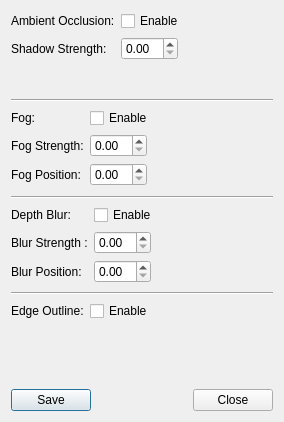
OpenChemistry/avogadroapp, file avogadro/renderingdialog.ui: the form before one commit.
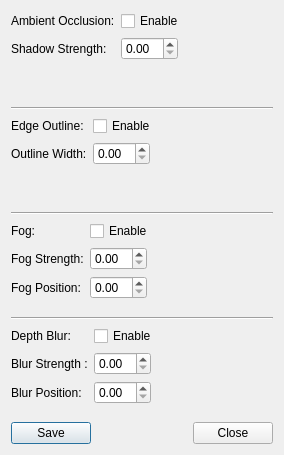
The form after the commit.

Commit message:
Add an outline width control to the rendering dialog
Follows the avogadrolibs change that gives edge strengths above 1.0 a
real meaning: the value is now the outline's half-width in pixels rather
than a darkness that saturates at 1.0.

renderingdialog.cpp and .h had never been run through clang-format, so
the pre-commit hook reformatted both; that is most of the diff here.

What changed in the file:
```diff
--- a/avogadro/renderingdialog.ui
+++ b/avogadro/renderingdialog.ui
@@ -7,7 +7,7 @@
     <x>0</x>
     <y>0</y>
     <width>284</width>
-    <height>422</height>
+    <height>455</height>
    </rect>
   </property>
   <property name="sizePolicy">
@@ -98,6 +98,81 @@
      </property>
     </widget>
    </item>
+   <item>
+    <layout class="QFormLayout" name="formLayout_4">
+     <item row="0" column="1">
+      <layout class="QHBoxLayout" name="horizontalLayout_9">
+       <item>
+        <widget class="QCheckBox" name="edEnableCheckBox">
+         <property name="text">
+          <string>Enable</string>
+         </property>
+        </widget>
+       </item>
+       <item>
+        <spacer name="horizontalSpacer_4">
+         <property name="orientation">
+          <enum>Qt::Orientation::Horizontal</enum>
+         </property>
+         <property name="sizeHint" stdset="0">
+          <size>
+           <width>40</width>
+           <height>20</height>
+          </size>
+         </property>
+        </spacer>
+       </item>
+      </layout>
+     </item>
+     <item row="1" column="0">
+      <widget class="QLabel" name="edgeStrength_label">
+       <property name="toolTip">
+        <string>Thickness of the outline, in pixels</string>
+       </property>
+       <property name="text">
+        <string>Outline Width:</string>
+       </property>
+      </widget>
+     </item>
+     <item row="1" column="1">
+      <layout class="QHBoxLayout" name="horizontalLayout_10">
+       <item>
+        <widget class="QDoubleSpinBox" name="edStrengthDoubleSpinBox"/>
+       </item>
+       <item>
+        <spacer name="horizontalSpacer_6">
+         <property name="orientation">
+          <enum>Qt::Orientation::Horizontal</enum>
+         </property>
+         <property name="sizeHint" stdset="0">
+          <size>
+           <width>40</width>
+           <height>20</height>
+          </size>
+         </property>
+        </spacer>
+       </item>
+      </layout>
+     </item>
+     <item row="0" column="0">
+      <widget class="QLabel" name="edgeOutline_label">
+       <property name="toolTip">
+        <string>Add an outline to edge atoms</string>
+       </property>
+       <property name="text">
+        <string>Edge Outline:</string>
+       </property>
+      </widget>
+     </item>
+    </layout>
+   </item>
+   <item>
+    <widget class="Line" name="line_3">
+     <property name="orientation">
+      <enum>Qt::Orientation::Horizontal</enum>
+     </property>
+    </widget>
+   </item>
    <item>
     <layout class="QFormLayout" name="formLayout_2">
      <item row="0" column="0">
@@ -298,51 +373,6 @@
      </item>
     </layout>
    </item>
-   <item>
-    <widget class="Line" name="line_3">
-     <property name="orientation">
-      <enum>Qt::Orientation::Horizontal</enum>
-     </property>
-    </widget>
-   </item>
-   <item>
-    <layout class="QFormLayout" name="formLayout_4">
-     <item row="0" column="0">
-      <widget class="QLabel" name="edgeOutline_label">
-       <property name="toolTip">
-        <string>Add an outline to edge atoms</string>
-       </property>
-       <property name="text">
-        <string>Edge Outline:</string>
-       </property>
-      </widget>
-     </item>
-     <item row="0" column="1">
-      <layout class="QHBoxLayout" name="horizontalLayout_9">
-       <item>
-        <widget class="QCheckBox" name="edEnableCheckBox">
-         <property name="text">
-          <string>Enable</string>
-         </property>
-        </widget>
-       </item>
-       <item>
-        <spacer name="horizontalSpacer_4">
-         <property name="orientation">
-          <enum>Qt::Orientation::Horizontal</enum>
-         </property>
-         <property name="sizeHint" stdset="0">
-          <size>
-           <width>40</width>
-           <height>20</height>
-          </size>
-         </property>
-        </spacer>
-       </item>
-      </layout>
-     </item>
-    </layout>
-   </item>
    <item>
     <layout class="QHBoxLayout" name="horizontalLayout_5">
      <item>
```
The commit also changes 3 other files.
